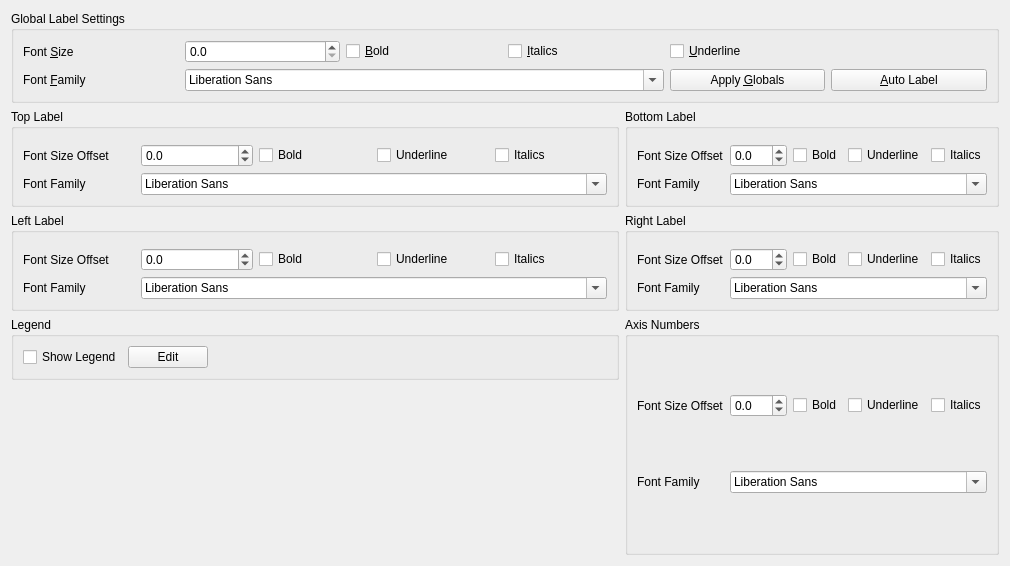
Before: the Qt Designer form src/libkstapp/labeltab.ui in Kst-plot/kst, drawn with Qt 5.
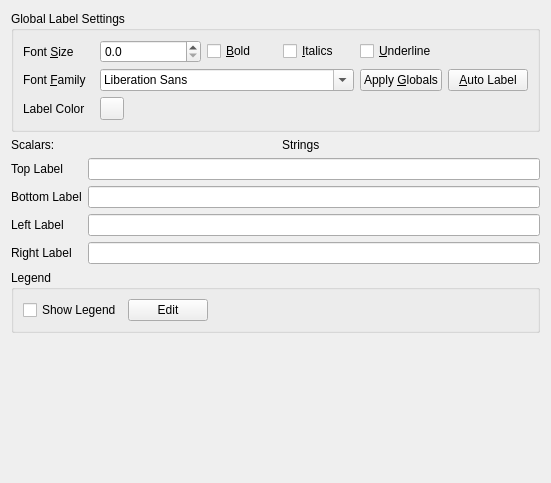
After: the same form once the commit is applied. Custom widgets are drawn as their Qt base class.

Commit message: Major update to all label dialogs. Add ApplicationSettings default label properties. All labels now support UBI / color / font family. Cleanup of PlotDialog / LabelTab.

```diff
--- a/src/libkstapp/labeltab.ui
+++ b/src/libkstapp/labeltab.ui
@@ -5,20 +5,20 @@
    <rect>
     <x>0</x>
     <y>0</y>
-    <width>1010</width>
-    <height>566</height>
+    <width>551</width>
+    <height>483</height>
    </rect>
   </property>
   <property name="windowTitle" >
    <string>Form</string>
   </property>
-  <layout class="QGridLayout" name="gridLayout_2" >
-   <item row="0" column="0" colspan="2" >
+  <layout class="QVBoxLayout" name="verticalLayout_3" >
+   <item>
     <widget class="QGroupBox" name="_globalLabelBox" >
      <property name="title" >
       <string>Global Label Settings</string>
      </property>
-     <layout class="QGridLayout" >
+     <layout class="QGridLayout" name="gridLayout" >
       <item row="0" column="0" >
        <widget class="QLabel" name="_Label_4" >
         <property name="text" >
@@ -29,28 +29,28 @@
         </property>
        </widget>
       </item>
-      <item row="0" column="1" >
+      <item row="0" column="1" colspan="2" >
        <widget class="QDoubleSpinBox" name="_globalLabelFontSize" >
         <property name="decimals" >
          <number>1</number>
         </property>
        </widget>
       </item>
-      <item row="0" column="2" >
+      <item row="0" column="3" >
        <widget class="QCheckBox" name="_globalLabelBold" >
         <property name="text" >
          <string>&amp;Bold</string>
         </property>
        </widget>
       </item>
-      <item row="0" column="3" >
+      <item row="0" column="4" >
        <widget class="QCheckBox" name="_globalLabelItalic" >
         <property name="text" >
          <string>&amp;Italics</string>
         </property>
        </widget>
       </item>
-      <item row="0" column="4" >
+      <item row="0" column="5" >
        <widget class="QCheckBox" name="_globalLabelUnderline" >
         <property name="text" >
          <string>&amp;Underline</string>
@@ -67,279 +67,150 @@
         </property>
        </widget>
       </item>
-      <item row="1" column="1" colspan="3" >
+      <item row="1" column="1" colspan="4" >
        <widget class="QFontComboBox" name="_globalLabelFontFamily" />
       </item>
-      <item row="1" column="4" >
+      <item row="1" column="5" >
        <widget class="QPushButton" name="_applyGlobalsButton" >
         <property name="text" >
          <string>Apply &amp;Globals</string>
         </property>
        </widget>
       </item>
-      <item row="1" column="5" >
+      <item row="1" column="6" >
        <widget class="QPushButton" name="_autoLabel" >
         <property name="text" >
          <string>&amp;Auto Label</string>
         </property>
        </widget>
       </item>
-     </layout>
-    </widget>
-   </item>
-   <item row="1" column="0" >
-    <widget class="QGroupBox" name="_topLabelGroup" >
-     <property name="title" >
-      <string>Top Label</string>
-     </property>
-     <layout class="QGridLayout" >
-      <item row="0" column="0" colspan="5" >
-       <widget class="Kst::LabelBuilder" native="1" name="_topLabel" />
-      </item>
-      <item row="1" column="0" >
-       <widget class="QLabel" name="_Label_11" >
-        <property name="text" >
-         <string>Font Size Offset</string>
-        </property>
-       </widget>
-      </item>
-      <item row="1" column="1" >
-       <widget class="QDoubleSpinBox" name="_topFontSize" >
-        <property name="decimals" >
-         <number>1</number>
-        </property>
-        <property name="minimum" >
-         <double>-25.000000000000000</double>
-        </property>
-        <property name="singleStep" >
-         <double>1.000000000000000</double>
-        </property>
-       </widget>
-      </item>
-      <item row="1" column="2" >
-       <widget class="QCheckBox" name="_topBold" >
-        <property name="text" >
-         <string>Bold</string>
-        </property>
-       </widget>
-      </item>
-      <item row="1" column="3" >
-       <widget class="QCheckBox" name="_topUnderline" >
-        <property name="text" >
-         <string>Underline</string>
-        </property>
-       </widget>
-      </item>
-      <item row="1" column="4" >
-       <widget class="QCheckBox" name="_topItalic" >
-        <property name="text" >
-         <string>Italics</string>
-        </property>
-       </widget>
-      </item>
       <item row="2" column="0" >
-       <widget class="QLabel" name="_Label_12" >
+       <widget class="QLabel" name="label_3" >
         <property name="text" >
-         <string>Font Family</string>
+         <string>Label Color</string>
         </property>
        </widget>
       </item>
-      <item row="2" column="1" colspan="4" >
-       <widget class="QFontComboBox" name="_topFamily" />
+      <item row="2" column="1" >
+       <widget class="Kst::ColorButton" name="_globalLabelColor" />
       </item>
-     </layout>
-    </widget>
-   </item>
-   <item row="1" column="1" >
-    <widget class="QGroupBox" name="_bottomLabelGroup" >
-     <property name="title" >
-      <string>Bottom Label</string>
-     </property>
-     <layout class="QGridLayout" >
-      <item row="0" column="0" colspan="5" >
-       <widget class="Kst::LabelBuilder" native="1" name="_bottomLabel" />
-      </item>
-      <item row="1" column="0" >
-       <widget class="QLabel" name="_Label_20" >
-        <property name="text" >
-         <string>Font Size Offset</string>
+      <item row="2" column="2" colspan="2" >
+       <spacer name="horizontalSpacer" >
+        <property name="orientation" >
+         <enum>Qt::Horizontal</enum>
         </property>
-       </widget>
-      </item>
-      <item row="1" column="1" >
-       <widget class="QDoubleSpinBox" name="_bottomFontSize" >
-        <property name="decimals" >
-         <number>1</number>
+        <property name="sizeHint" stdset="0" >
+         <size>
+          <width>131</width>
+          <height>20</height>
+         </size>
         </property>
-        <property name="minimum" >
-         <double>-25.000000000000000</double>
-        </property>
-        <property name="singleStep" >
-         <double>1.000000000000000</double>
-        </property>
-       </widget>
+       </spacer>
       </item>
-      <item row="1" column="2" >
-       <widget class="QCheckBox" name="_bottomBold" >
-        <property name="text" >
-         <string>Bold</string>
-        </property>
-       </widget>
-      </item>
-      <item row="1" column="3" >
-       <widget class="QCheckBox" name="_bottomUnderline" >
-        <property name="text" >
-         <string>Underline</string>
-        </property>
-       </widget>
-      </item>
-      <item row="1" column="4" >
-       <widget class="QCheckBox" name="_bottomItalic" >
-        <property name="text" >
-         <string>Italics</string>
-        </property>
-       </widget>
-      </item>
-      <item row="2" column="0" >
-       <widget class="QLabel" name="_Label_21" >
-        <property name="text" >
-         <string>Font Family</string>
-        </property>
-       </widget>
-      </item>
-      <item row="2" column="1" colspan="4" >
-       <widget class="QFontComboBox" name="_bottomFamily" />
-      </item>
      </layout>
     </widget>
    </item>
-   <item row="2" column="0" >
-    <widget class="QGroupBox" name="_leftLabelGroup" >
-     <property name="title" >
-      <string>Left Label</string>
-     </property>
-     <layout class="QGridLayout" >
-      <item row="0" column="0" colspan="5" >
-       <widget class="Kst::LabelBuilder" native="1" name="_leftLabel" />
-      </item>
-      <item row="1" column="0" >
-       <widget class="QLabel" name="_Label_14" >
-        <property name="text" >
-         <string>Font Size Offset</string>
-        </property>
-       </widget>
-      </item>
-      <item row="1" column="1" >
-       <widget class="QDoubleSpinBox" name="_leftFontSize" >
-        <property name="decimals" >
-         <number>1</number>
-        </property>
-        <property name="minimum" >
-         <double>-25.000000000000000</double>
-        </property>
-        <property name="singleStep" >
-         <double>1.000000000000000</double>
-        </property>
-       </widget>
-      </item>
-      <item row="1" column="2" >
-       <widget class="QCheckBox" name="_leftBold" >
-        <property name="text" >
-         <string>Bold</string>
-        </property>
-       </widget>
-      </item>
-      <item row="1" column="3" >
-       <widget class="QCheckBox" name="_leftUnderline" >
-        <property name="text" >
-         <string>Underline</string>
-        </property>
-       </widget>
-      </item>
-      <item row="1" column="4" >
-       <widget class="QCheckBox" name="_leftItalic" >
-        <property name="text" >
-         <string>Italics</string>
-        </property>
-       </widget>
-      </item>
-      <item row="2" column="0" >
-       <widget class="QLabel" name="_Label_15" >
-        <property name="text" >
-         <string>Font Family</string>
-        </property>
-       </widget>
-      </item>
-      <item row="2" column="1" colspan="4" >
-       <widget class="QFontComboBox" name="_leftFamily" />
-      </item>
-     </layout>
-    </widget>
+   <item>
+    <layout class="QHBoxLayout" name="horizontalLayout" >
+     <item>
+      <widget class="QLabel" name="TextLabel1_2_2_2" >
+       <property name="sizePolicy" >
+        <sizepolicy vsizetype="Fixed" hsizetype="Fixed" >
+         <horstretch>0</horstretch>
+         <verstretch>0</verstretch>
+        </sizepolicy>
+       </property>
+       <property name="text" >
+        <string>Scalars:</string>
+       </property>
+       <property name="wordWrap" >
+        <bool>false</bool>
+       </property>
+       <property name="buddy" >
+        <cstring>_scalars</cstring>
+       </property>
+      </widget>
+     </item>
+     <item>
+      <widget class="Kst::ScalarSelector" native="1" name="_scalars" />
+     </item>
+     <item>
+      <widget class="QLabel" name="TextLabel1_2_2_3" >
+       <property name="sizePolicy" >
+        <sizepolicy vsizetype="Fixed" hsizetype="Fixed" >
+         <horstretch>0</horstretch>
+         <verstretch>0</verstretch>
+        </sizepolicy>
+       </property>
+       <property name="text" >
+        <string>Strings</string>
+       </property>
+       <property name="wordWrap" >
+        <bool>false</bool>
+       </property>
+       <property name="buddy" >
+        <cstring>_scalars</cstring>
+       </property>
+      </widget>
+     </item>
+     <item>
+      <widget class="Kst::StringSelector" native="1" name="_strings" />
+     </item>
+    </layout>
    </item>
-   <item row="2" column="1" >
-    <widget class="QGroupBox" name="_rightLabelGroup" >
-     <property name="title" >
-      <string>Right Label</string>
-     </property>
-     <layout class="QGridLayout" >
-      <item row="0" column="0" colspan="5" >
-       <widget class="Kst::LabelBuilder" native="1" name="_rightLabel" />
-      </item>
-      <item row="1" column="0" >
-       <widget class="QLabel" name="_Label_17" >
-        <property name="text" >
-         <string>Font Size Offset</string>
-        </property>
-       </widget>
-      </item>
-      <item row="1" column="1" >
-       <widget class="QDoubleSpinBox" name="_rightFontSize" >
-        <property name="decimals" >
-         <number>1</number>
-        </property>
-        <property name="minimum" >
-         <double>-25.000000000000000</double>
-        </property>
-        <property name="singleStep" >
-         <double>1.000000000000000</double>
-        </property>
-       </widget>
-      </item>
-      <item row="1" column="2" >
-       <widget class="QCheckBox" name="_rightBold" >
-        <property name="text" >
-         <string>Bold</string>
-        </property>
-       </widget>
-      </item>
-      <item row="1" column="3" >
-       <widget class="QCheckBox" name="_rightUnderline" >
-        <property name="text" >
-         <string>Underline</string>
-        </property>
-       </widget>
-      </item>
-      <item row="1" column="4" >
-       <widget class="QCheckBox" name="_rightItalic" >
-        <property name="text" >
-         <string>Italics</string>
-        </property>
-       </widget>
-      </item>
-      <item row="2" column="0" >
-       <widget class="QLabel" name="_Label_18" >
-        <property name="text" >
-         <string>Font Family</string>
-        </property>
-       </widget>
-      </item>
-      <item row="2" column="1" colspan="4" >
-       <widget class="QFontComboBox" name="_rightFamily" />
-      </item>
-     </layout>
-    </widget>
+   <item>
+    <layout class="QHBoxLayout" name="horizontalLayout_2" >
+     <item>
+      <layout class="QVBoxLayout" name="verticalLayout_2" >
+       <item>
+        <widget class="QLabel" name="_Label_13" >
+         <property name="text" >
+          <string>Top Label</string>
+         </property>
+        </widget>
+       </item>
+       <item>
+        <widget class="QLabel" name="_Label_14" >
+         <property name="text" >
+          <string>Bottom Label</string>
+         </property>
+        </widget>
+       </item>
+       <item>
+        <widget class="QLabel" name="_Label_15" >
+         <property name="text" >
+          <string>Left Label</string>
+         </property>
+        </widget>
+       </item>
+       <item>
+        <widget class="QLabel" name="_Label_16" >
+         <property name="text" >
+          <string>Right Label</string>
+         </property>
+        </widget>
+       </item>
+      </layout>
+     </item>
+     <item>
+      <layout class="QVBoxLayout" name="verticalLayout" >
+       <item>
+         <widget class="Kst::LabelLineEdit" name="_topLabelText" />
+       </item>
+       <item>
+         <widget class="Kst::LabelLineEdit" name="_bottomLabelText" />
+       </item>
+       <item>
+         <widget class="Kst::LabelLineEdit" name="_leftLabelText" />
+       </item>
+       <item>
+         <widget class="Kst::LabelLineEdit" name="_rightLabelText" />
+       </item>
+      </layout>
+     </item>
+    </layout>
    </item>
-   <item row="3" column="0" >
+   <item>
     <widget class="QGroupBox" name="_legendGroupBox" >
      <property name="title" >
       <string>Legend</string>
@@ -375,67 +246,7 @@
      </layout>
     </widget>
    </item>
-   <item rowspan="2" row="3" column="1" >
-    <widget class="QGroupBox" name="groupBox" >
-     <property name="title" >
-      <string>Axis Numbers</string>
-     </property>
-     <layout class="QGridLayout" name="gridLayout" >
-      <item row="0" column="0" >
-       <widget class="QLabel" name="_Label_22" >
-        <property name="text" >
-         <string>Font Size Offset</string>
-        </property>
-       </widget>
-      </item>
-      <item row="0" column="1" >
-       <widget class="QDoubleSpinBox" name="_numberFontSize" >
-        <property name="decimals" >
-         <number>1</number>
-        </property>
-        <property name="minimum" >
-         <double>-25.000000000000000</double>
-        </property>
-        <property name="singleStep" >
-         <double>1.000000000000000</double>
-        </property>
-       </widget>
-      </item>
-      <item row="0" column="2" >
-       <widget class="QCheckBox" name="_numberBold" >
-        <property name="text" >
-         <string>Bold</string>
-        </property>
-       </widget>
-      </item>
-      <item row="0" column="3" >
-       <widget class="QCheckBox" name="_numberUnderline" >
-        <property name="text" >
-         <string>Underline</string>
-        </property>
-       </widget>
-      </item>
-      <item row="0" column="4" >
-       <widget class="QCheckBox" name="_numberItalic" >
-        <property name="text" >
-         <string>Italics</string>
-        </property>
-       </widget>
-      </item>
-      <item row="1" column="0" >
-       <widget class="QLabel" name="_Label_23" >
-        <property name="text" >
-         <string>Font Family</string>
-        </property>
-       </widget>
-      </item>
-      <item row="1" column="1" colspan="4" >
-       <widget class="QFontComboBox" name="_numberFamily" />
-      </item>
-     </layout>
-    </widget>
-   </item>
-   <item row="4" column="0" >
+   <item>
     <spacer>
      <property name="orientation" >
       <enum>Qt::Vertical</enum>
@@ -443,7 +254,7 @@
      <property name="sizeHint" stdset="0" >
       <size>
        <width>372</width>
-       <height>21</height>
+       <height>108</height>
       </size>
      </property>
     </spacer>
@@ -452,9 +263,24 @@
  </widget>
  <customwidgets>
   <customwidget>
-   <class>Kst::LabelBuilder</class>
+   <class>Kst::ColorButton</class>
+   <extends>QToolButton</extends>
+   <header>colorbutton.h</header>
+  </customwidget>
+  <customwidget>
+   <class>Kst::ScalarSelector</class>
    <extends>QWidget</extends>
-   <header>labelbuilder.h</header>
+   <header>scalarselector.h</header>
+  </customwidget>
+  <customwidget>
+   <class>Kst::StringSelector</class>
+   <extends>QWidget</extends>
+   <header>stringselector.h</header>
+  </customwidget>
+  <customwidget>
+    <class>Kst::LabelLineEdit</class>
+    <extends>QLineEdit</extends>
+    <header>labellineedit.h</header>
   </customwidget>
  </customwidgets>
  <tabstops>
```
Left out of the diff: 41 changed lines with no effect on the pictures. The commit also changes 27 other files.
